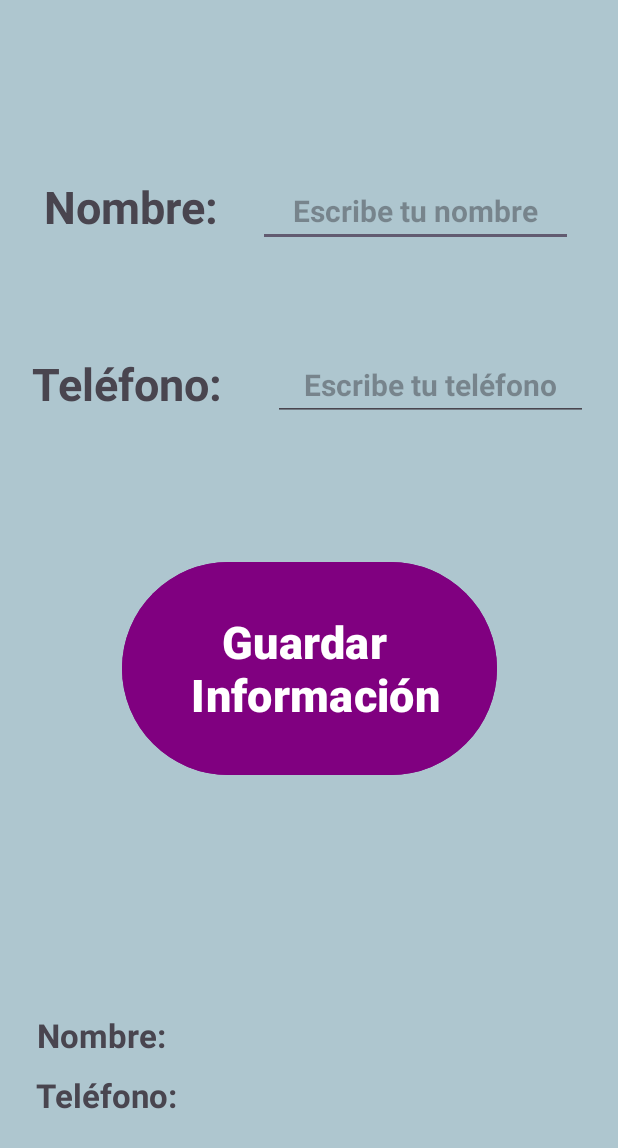
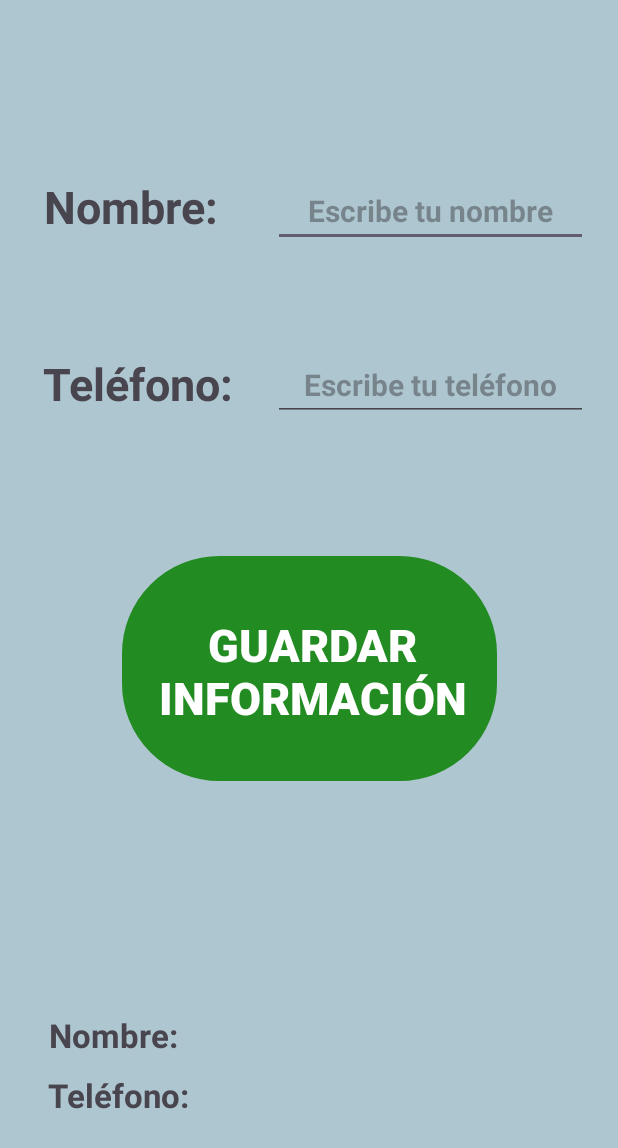
Before and after one commit to NovaNecros/CapacitacionFinantechKotlin, an Android app: the layout activity_main.xml on its own in the app's theme, with its tools: preview values and no code run, on a phone screen of 412 x 824 dp. Shown: the top 1148 px of the screen. Run offline under Robolectric (Android 15) with nearby library versions, the phone set to English and light mode, and no system bars.

Commit message:
Le puse Toasts y cambie el botón por un togglebutton.

```diff
--- /dev/null
+++ b/app/src/main/res/drawable/tb_bg.xml
@@ -0,0 +1,36 @@
+<?xml version="1.0" encoding="utf-8"?>
+<selector
+    xmlns:android="http://schemas.android.com/apk/res/android">
+    <item
+        android:state_checked="true"
+        android:color="@color/naranja">
+        <shape android:shape="rectangle">
+            <corners android:radius="60dp"/>
+            <stroke
+                android:width="10dp"
+                android:color="@color/black"/>
+            <padding
+                android:left="20dp"
+                android:top="20dp"
+                android:right="16dp"
+                android:bottom="16dp"/>
+        </shape>
+    </item>
+
+    <item
+        android:state_checked="false"
+        android:color="@color/verdebosque">
+        <shape android:shape="rectangle">
+            <corners android:radius="60dp"/>
+            <stroke
+                android:width="10dp"
+                android:color="@color/black"/>
+            <padding
+                android:left="16dp"
+                android:top="16dp"
+                android:right="16dp"
+                android:bottom="16dp"/>
+        </shape>
+    </item>
+
+</selector>
--- a/app/src/main/res/layout/activity_main.xml
+++ b/app/src/main/res/layout/activity_main.xml
@@ -39,7 +39,7 @@
         app:layout_constraintStart_toStartOf="parent"
         app:layout_constraintTop_toTopOf="parent"
         app:layout_constraintVertical_bias="0.15"
-        app:layout_constraintHorizontal_bias="0.85"/>
+        app:layout_constraintHorizontal_bias="0.9"/>
 
     <TextView
         android:id="@+id/tv_phone"
@@ -54,7 +54,7 @@
         app:layout_constraintStart_toStartOf="parent"
         app:layout_constraintTop_toTopOf="parent"
         app:layout_constraintVertical_bias="0.3"
-        app:layout_constraintHorizontal_bias="0.075"/>
+        app:layout_constraintHorizontal_bias="0.1"/>
 
     <EditText
         android:id="@+id/et_phone"
@@ -73,15 +73,18 @@
         app:layout_constraintVertical_bias="0.3"
         app:layout_constraintHorizontal_bias="0.9"/>
 
-    <Button
+    <ToggleButton
         android:id="@+id/btn_save"
         android:visibility="visible"
         android:layout_width="250dp"
         android:layout_height="150dp"
-        android:text="@string/save"
+        android:textOff="@string/save"
+        android:textOn="@string/reset"
         android:textStyle="bold"
         android:textSize="30sp"
-        android:backgroundTint="@color/moradofuerte"
+        android:textColor="@color/white"
+        android:background="@drawable/tb_bg"
+        android:backgroundTint="@drawable/tb_bg"
         app:layout_constraintBottom_toBottomOf="parent"
         app:layout_constraintEnd_toEndOf="parent"
         app:layout_constraintStart_toStartOf="parent"
@@ -102,7 +105,7 @@
         app:layout_constraintStart_toStartOf="parent"
         app:layout_constraintTop_toTopOf="parent"
         app:layout_constraintVertical_bias="0.85"
-        app:layout_constraintHorizontal_bias="0.075"/>
+        app:layout_constraintHorizontal_bias="0.1"/>
 
     <TextView
         android:id="@+id/saved_phone"
@@ -117,7 +120,7 @@
         app:layout_constraintStart_toStartOf="parent"
         app:layout_constraintTop_toTopOf="parent"
         app:layout_constraintVertical_bias="0.9"
-        app:layout_constraintHorizontal_bias="0.075"/>
+        app:layout_constraintHorizontal_bias="0.1"/>
 
 
 </androidx.constraintlayout.widget.ConstraintLayout>
--- a/app/src/main/res/values/strings.xml
+++ b/app/src/main/res/values/strings.xml
@@ -4,5 +4,11 @@
     <string name="name_hint">Escribe tu nombre</string>
     <string name="phone">Teléfono:</string>
     <string name="phone_hint">Escribe tu teléfono</string>
-    <string name="save">Guardar \n Información</string>
+    <string name="save">Guardar\nInformación</string>
+    <string name="reset">Borrar\nInformación</string>
+    <string name="default_toast">olivdaste cambiar el texto :b</string>"
+    <string name="toast_guardado">Información guardada\nexitosamente!</string>
+    <string name="toast_borrado">Información eliminada\nexitosamente!</string>
+    <string name="toast_vacio">>:(</string>"
+
 </resources>
```
Also changed, not shown: app/src/main/java/com/capacitacion2/preferences/MainActivity.kt (+70 -8 lines), app/src/main/res/drawable/toast_bg.xml (added, +12 -0 lines), app/src/main/res/layout/custom_toast.xml (added, +18 -0 lines).
